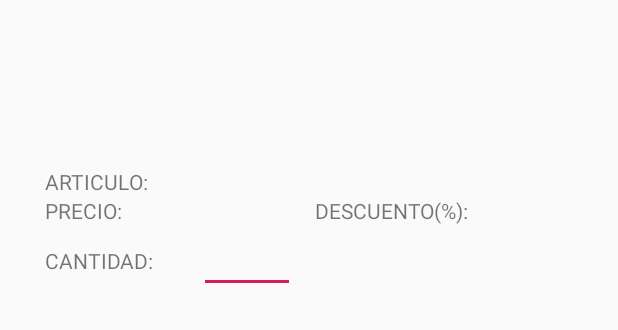
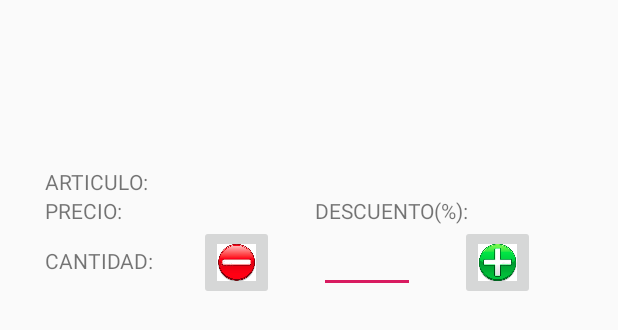
Before and after one commit to jonberge1337/AndroidProyecto, an Android app: the layout listview_articulo.xml on its own in the app's theme, with its tools: preview values and no code run, on a phone screen of 412 x 824 dp. Shown: the top 330 px of the screen. Run offline under Robolectric (Android 15) with nearby library versions, the phone set to English and light mode, and no system bars.

Commit message:
hemos añadido los botones de añadir y quitar

```diff
--- a/app/src/main/java/com/example/comercialesapp/ui/partners/LecturaPartners.java
+++ b/app/src/main/java/com/example/comercialesapp/ui/partners/LecturaPartners.java
@@ -3,15 +3,12 @@ package com.example.comercialesapp.ui.partners;
 import android.database.Cursor;
 import android.database.sqlite.SQLiteDatabase;
 import android.os.Bundle;
-import android.util.Log;
 import android.view.LayoutInflater;
 import android.view.View;
 import android.view.ViewGroup;
-import android.widget.AdapterView;
 import android.widget.ImageButton;
 import android.widget.LinearLayout;
 import android.widget.ListView;
-import android.widget.Toast;
 
 import androidx.annotation.NonNull;
 import androidx.fragment.app.Fragment;
--- a/app/src/main/res/layout/listview_articulo.xml
+++ b/app/src/main/res/layout/listview_articulo.xml
@@ -96,12 +96,31 @@
         android:layout_marginStart="30dp"
         android:text="@string/cantidadArticulo"
         />
+
+    <ImageButton
+        android:id="@+id/btnListviewPedidoQuitar"
+        android:layout_width="50dp"
+        android:layout_height="50dp"
+        android:scaleType="fitCenter"
+        android:adjustViewBounds="true"
+        android:layout_marginStart="30dp"
+        android:src="@drawable/quitar"
+        />
     <EditText
         android:id="@+id/txtCantidad"
         android:layout_width="wrap_content"
         android:layout_height="wrap_content"
         android:layout_marginStart="30dp"
+        android:layout_marginEnd="30dp"
         android:ems="3"
+        />
+    <ImageButton
+        android:id="@+id/btnListviewPedidoAinadir"
+        android:layout_width="50dp"
+        android:layout_height="50dp"
+        android:scaleType="fitCenter"
+        android:adjustViewBounds="true"
+        android:src="@drawable/ainadir"
         />
   </LinearLayout>
 </LinearLayout>
--- a/app/src/main/res/layout/listview_partner.xml
+++ b/app/src/main/res/layout/listview_partner.xml
@@ -5,6 +5,7 @@
     android:layout_width="match_parent"
     android:layout_height="match_parent"
     android:orientation="vertical"
+    android:id="@+id/LayoutListviewPartnerID"
     >
 
     <LinearLayout
```
Also changed, not shown: app/src/main/java/com/example/comercialesapp/TablaSQL.java (+8 -1 lines), app/src/main/java/com/example/comercialesapp/ui/partners/AdaptadorPartner.java (+5 -5 lines), app/src/main/java/com/example/comercialesapp/ui/pedidos/AdaptadorPedido.java (+62 -3 lines), app/src/main/res/drawable/ainadir.png (added), app/src/main/res/drawable/quitar.png (added).
